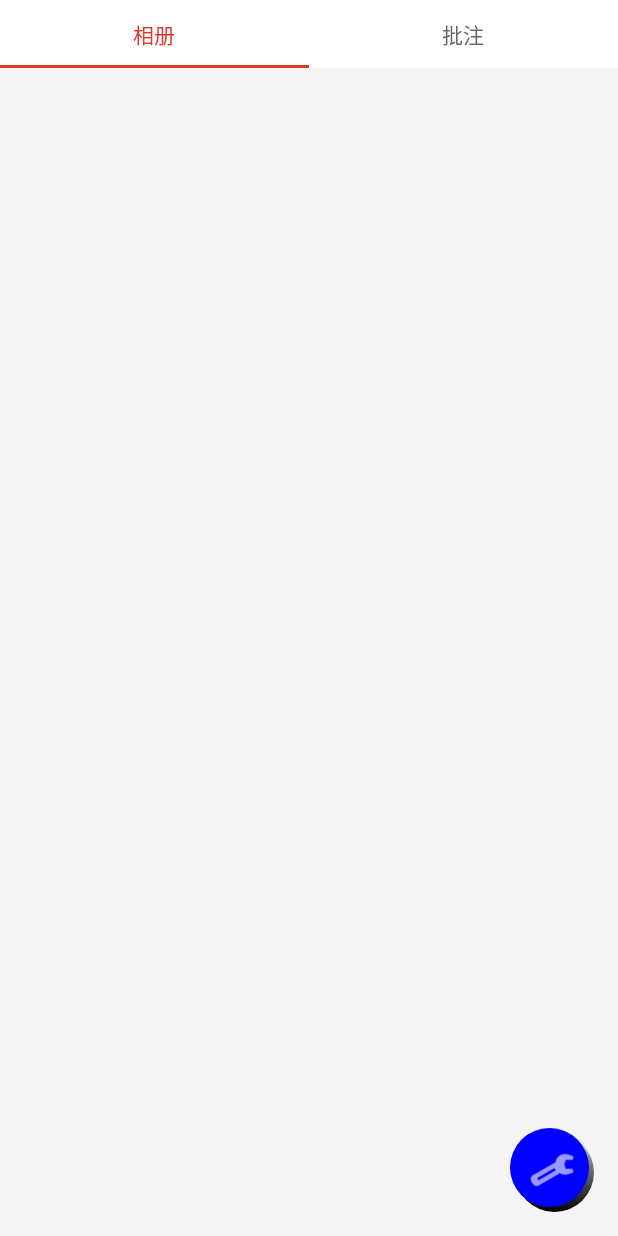
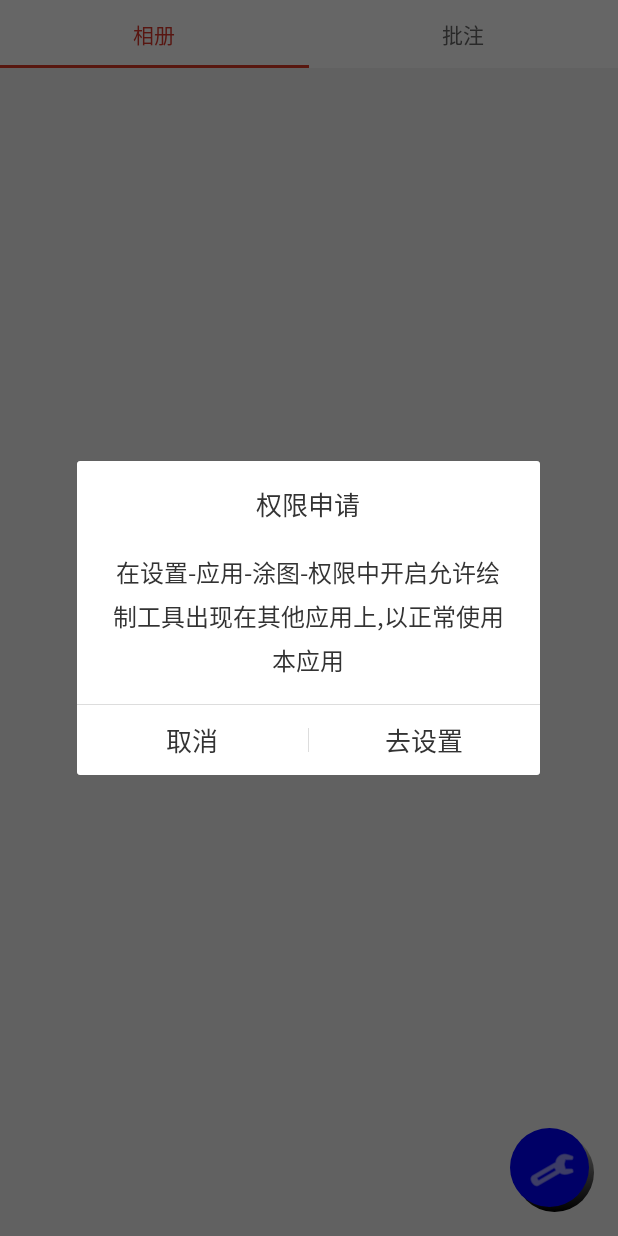
Before and after one commit to zyongjun/Tuto, an Android app: the fragment MainPageFragment shown on its own in the app's theme, on a phone screen of 412 x 824 dp. Run offline under Robolectric (Android 15) with nearby library versions, the phone set to English and light mode, and no system bars; our stand-ins replace ButterKnife, EventBus; libraries missing offline, so code that uses them is left out: com.facebook.stetho, com.umeng.analytics, rx.functions; pictures from the network do not load; 2 statements that could not run were skipped.

Commit message:
move lauch view

```diff
--- a/annotation/src/main/java/com/windhike/annotation/model/PreferenceConnector.java
+++ b/annotation/src/main/java/com/windhike/annotation/model/PreferenceConnector.java
@@ -8,6 +8,7 @@ import android.content.SharedPreferences;
  * email:zhyongjun@windhike.cn
  */
 public class PreferenceConnector {
+    public static final String KEY_FLOAT_OPENED = "KEY_FLOAT_OPENED";
     public static final int MODE = 0;
     public static final String PREF_NAME = "PEOPLE_PREFERENCES";
 
--- a/app/src/main/java/com/windhike/tuto/BaseFragmentActivity.java
+++ b/app/src/main/java/com/windhike/tuto/BaseFragmentActivity.java
@@ -10,7 +10,6 @@ import com.umeng.analytics.MobclickAgent;
  * author:gzzyj on 2017/7/14 0014.
  * email:zhyongjun@windhike.cn
  */
-
 public class BaseFragmentActivity extends AppCompatActivity{
 
     protected int getLayoutId() {
--- a/app/src/main/java/com/windhike/tuto/fragment/MainPageFragment.java
+++ b/app/src/main/java/com/windhike/tuto/fragment/MainPageFragment.java
@@ -1,7 +1,9 @@
 package com.windhike.tuto.fragment;
 
 import android.Manifest;
+import android.content.Intent;
 import android.content.pm.PackageManager;
+import android.net.Uri;
 import android.os.Build;
 import android.provider.Settings;
 import android.support.design.widget.TabLayout;
@@ -11,12 +13,13 @@ import android.support.v4.app.FragmentPagerAdapter;
 import android.support.v4.content.ContextCompat;
 import android.support.v4.view.ViewPager;
 import android.view.View;
-
+import com.windhike.annotation.model.PreferenceConnector;
 import com.windhike.tuto.BaseFragment;
 import com.windhike.tuto.CommonFragmentActivity;
 import com.windhike.tuto.R;
+import com.windhike.tuto.reuse.PromptManager;
 import com.windhike.tuto.view.FloatButton;
-
+import com.zyongjun.easytouch.service.DrawMenuService;
 import butterknife.BindView;
 
 /**
@@ -47,7 +50,7 @@ public class MainPageFragment extends BaseFragment {
         fbSetting.setOnClickListener(new View.OnClickListener() {
             @Override
             public void onClick(View v) {
-                showAppSettingPage();
+                CommonFragmentActivity.start(getActivity(),SettingFragment.class.getName(),null);
             }
         });
     }
@@ -55,45 +58,47 @@ public class MainPageFragment extends BaseFragment {
     @Override
     public void onResume() {
         super.onResume();
-        checkFloatWindowPermission();
+        if(checkFloatWindowPermission()){
+            PreferenceConnector.writeBoolean(getActivity(),PreferenceConnector.KEY_FLOAT_OPENED,true);
+            getActivity().startService(new Intent(getActivity(), DrawMenuService.class));
+        }else{
+            showAppSettingPage();
+        }
     }
 
     private void showAppSettingPage() {
-        CommonFragmentActivity.start(getActivity(),SettingFragment.class.getName(),null);
-//        String title = "权限申请";
-//        String confirm = "去设置";
-//        String cancel = "取消";
-//        String appName = getString(R.string.app_name);
-//        StringBuilder sb = new StringBuilder(String.format("在设置-应用-%s-权限中开启",appName));
-//        sb.append("允许绘制工具出现在其他应用上");
-//        sb.append(",以正常使用本应用");
-//        PromptManager.getInstance(getActivity()).showDialog(title, sb.toString(), cancel, confirm, new PromptManager.OnClickBtnCallback() {
-//            @Override
-//            public void confirmClick() {
-//                Intent intent = new Intent(Settings.ACTION_APPLICATION_DETAILS_SETTINGS);
-//                intent.setData(Uri.parse(String.format("package:%s", getActivity().getPackageName())));
-//                startActivity(intent);
-//                getActivity().finish();
-//            }
-//
-//            @Override
-//            public void cancelClick() {
-//
-//            }
-//        });
+        String title = "权限申请";
+        String confirm = "去设置";
+        String cancel = "取消";
+        String appName = getString(R.string.app_name);
+        StringBuilder sb = new StringBuilder(String.format("在设置-应用-%s-权限中开启",appName));
+        sb.append("允许绘制工具出现在其他应用上");
+        sb.append(",以正常使用本应用");
+        PromptManager.getInstance(getActivity()).showDialog(title, sb.toString(), cancel, confirm, new PromptManager.OnClickBtnCallback() {
+            @Override
+            public void confirmClick() {
+                Intent intent = new Intent(Settings.ACTION_APPLICATION_DETAILS_SETTINGS);
+                intent.setData(Uri.parse(String.format("package:%s", getActivity().getPackageName())));
+                startActivity(intent);
+            }
+
+            @Override
+            public void cancelClick() {
+
+            }
+        });
     }
 
     public boolean checkFloatWindowPermission(){
+        boolean hasPermission = true;
         if (Build.VERSION.SDK_INT >= Build.VERSION_CODES.M) { //23后的悬浮窗权限属于危险权限 需要手动开启
             if(!Settings.canDrawOverlays(getActivity())) {
-                showAppSettingPage();
-                return false;
+                hasPermission = false;
             }
         }else if (ContextCompat.checkSelfPermission(getActivity(), Manifest.permission.SYSTEM_ALERT_WINDOW) == PackageManager.PERMISSION_DENIED){
-            showAppSettingPage();
-            return false;
+            hasPermission = false;
         }
-        return true;
+        return hasPermission;
     }
 
     private static class PictureAdapter extends FragmentPagerAdapter{
--- a/easytouch/src/main/java/com/zyongjun/easytouch/service/DrawMenuService.java
+++ b/easytouch/src/main/java/com/zyongjun/easytouch/service/DrawMenuService.java
@@ -14,7 +14,6 @@ import com.zyongjun.easytouch.view.MenuHolder;
  * author:gzzyj on 2017/8/7 0007.
  * email:zhyongjun@windhike.cn
  */
-
 public class DrawMenuService extends Service{
     private IconHolder mIconHolder;
     private MenuHolder mMenuHolder;
@@ -58,7 +57,6 @@ public class DrawMenuService extends Service{
                 public void onClick(View v) {
                     mMenuHolder.onDestory();
                     mIconHolder.initView();
-                    Toast.makeText(getBaseContext(),"obtainMenuOutsideListener",Toast.LENGTH_SHORT).show();
                 }
             };
         }
--- a/easytouch/src/main/java/com/zyongjun/easytouch/view/MenuHolder.java
+++ b/easytouch/src/main/java/com/zyongjun/easytouch/view/MenuHolder.java
@@ -24,7 +24,6 @@ public class MenuHolder extends BaseTouchViewHolder{
     @Override
     public void initView() {
         if (mFloatSettingView != null) {
-            mFloatSettingView.setVisibility(View.VISIBLE);
             mWindowManager.addView(mFloatSettingView,getViewLayoutParams());
             return;
         }
@@ -62,7 +61,6 @@ public class MenuHolder extends BaseTouchViewHolder{
     @Override
     public void onDestory() {
         if(mFloatSettingView!=null) {
-            mFloatSettingView.setVisibility(View.GONE);
             mWindowManager.removeView(mFloatSettingView);
         }
     }
--- a/easytouch/src/main/res/layout/view_annotation_control.xml
+++ b/easytouch/src/main/res/layout/view_annotation_control.xml
@@ -8,7 +8,7 @@
         android:layout_width="300dp"
         android:layout_height="wrap_content"
         android:layout_centerInParent="true"
-        android:background="@color/black"
+        android:background="@drawable/item_group"
         android:orientation="vertical"
         android:padding="20dp"
         android:paddingBottom="15dp"
```
Also changed, not shown: app/src/main/java/com/windhike/tuto/presenter/SettingAdapter.java (+18 -7 lines), easytouch/src/main/java/com/zyongjun/easytouch/view/IconHolder.java (+5 -8 lines), easytouch/src/main/res/drawable/item_group.9.png (added).
